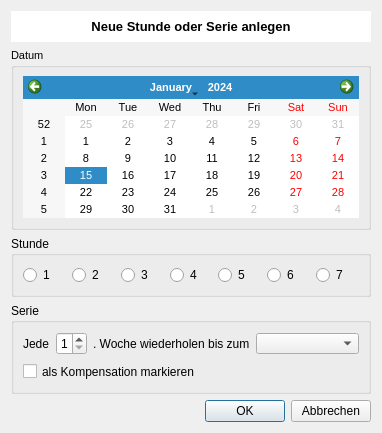
Qt form NeueStunde.ui (pyphil/Kursbuch) before a commit.
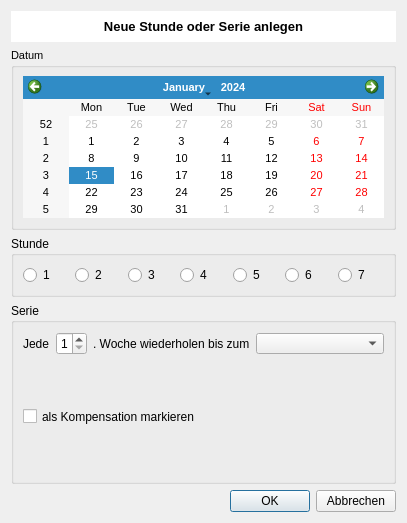
The same form after that commit. Icons and pictures are not drawn.

```diff
--- a/NeueStunde.ui
+++ b/NeueStunde.ui
@@ -9,8 +9,8 @@
    <rect>
     <x>0</x>
     <y>0</y>
-    <width>382</width>
-    <height>433</height>
+    <width>407</width>
+    <height>523</height>
    </rect>
   </property>
   <property name="windowTitle">
@@ -68,7 +68,13 @@
      </property>
      <layout class="QGridLayout" name="gridLayout_3">
       <item row="0" column="0">
-       <widget class="QCalendarWidget" name="calendarWidget"/>
+       <widget class="QCalendarWidget" name="calendarWidget">
+        <property name="font">
+         <font>
+          <pointsize>8</pointsize>
+         </font>
+        </property>
+       </widget>
       </item>
      </layout>
     </widget>
@@ -213,6 +219,16 @@
             <property name="placeholderText">
              <string>keine Wiederholung</string>
             </property>
+            <item>
+             <property name="text">
+              <string>24.12.2021</string>
+             </property>
+            </item>
+            <item>
+             <property name="text">
+              <string>keine Wdh.</string>
+             </property>
+            </item>
            </widget>
           </item>
          </layout>
```
